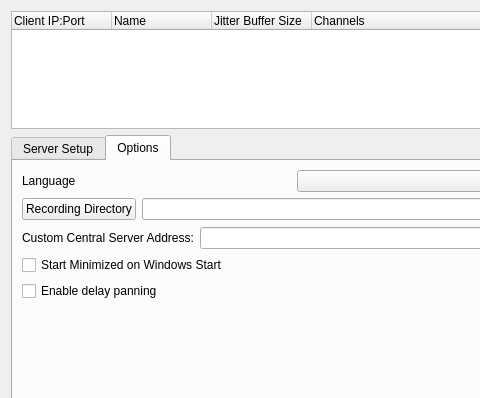
Qt form src/serverdlgbase.ui (jamulussoftware/jamulus) before a commit; both pictures show x 0 to 480 and y 0 to 398 of the 588 by 560 pixel window.
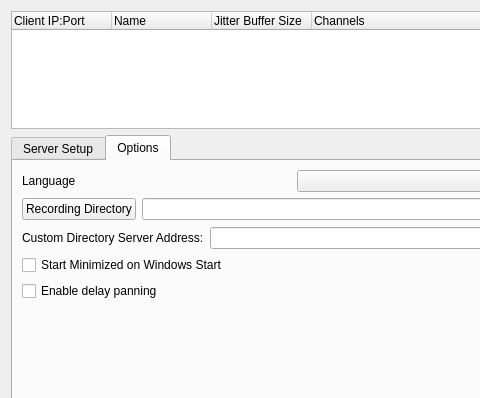
The same form after that commit. The open tabs and pages were chosen to show the change. Icons and pictures are not drawn. Custom widgets are drawn as their Qt base class.

Commit message:
Change references to "central server" (#1407)
Change references to "central server" to "directory server" - command line arguments, UI, comments, translations (en) -- not the variable names.

What changed in the file:
```diff
--- a/src/serverdlgbase.ui
+++ b/src/serverdlgbase.ui
@@ -254,7 +254,7 @@
          <item>
           <widget class="QLabel" name="lblCentralServerAddress">
            <property name="text">
-            <string>Custom Central Server Address:</string>
+            <string>Custom Directory Server Address:</string>
            </property>
           </widget>
          </item>
```
The commit also changes 23 other files.
